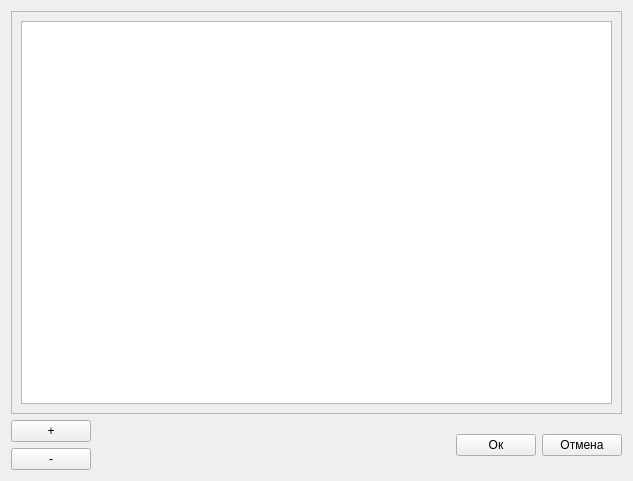
The window that src/setprojectgroupimportanceform.ui (vrs000/DMS) describes before a commit, drawn with Qt 5.
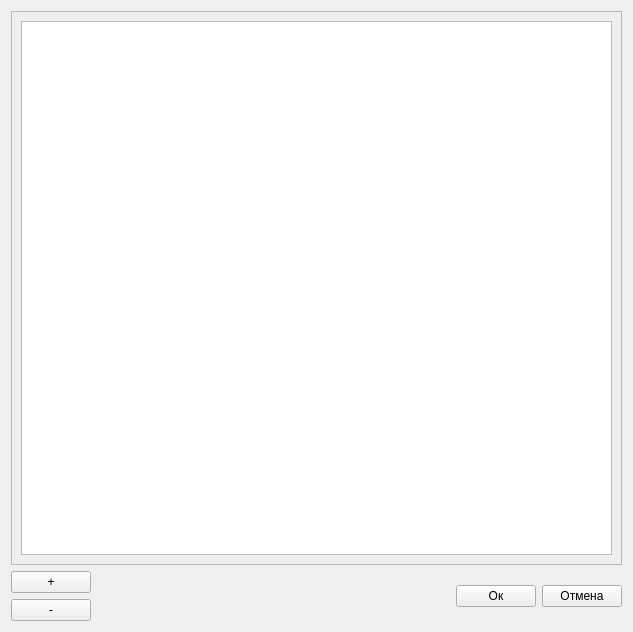
The same window after the commit. Icons and pictures are not drawn.

Patch:
```diff
--- a/src/setprojectgroupimportanceform.ui
+++ b/src/setprojectgroupimportanceform.ui
@@ -7,7 +7,7 @@
     <x>0</x>
     <y>0</y>
     <width>633</width>
-    <height>481</height>
+    <height>632</height>
    </rect>
   </property>
   <property name="windowTitle">
@@ -42,7 +42,7 @@
         <x>0</x>
         <y>0</y>
         <width>613</width>
-        <height>401</height>
+        <height>552</height>
        </rect>
       </property>
       <layout class="QGridLayout" name="gridLayout">
```
